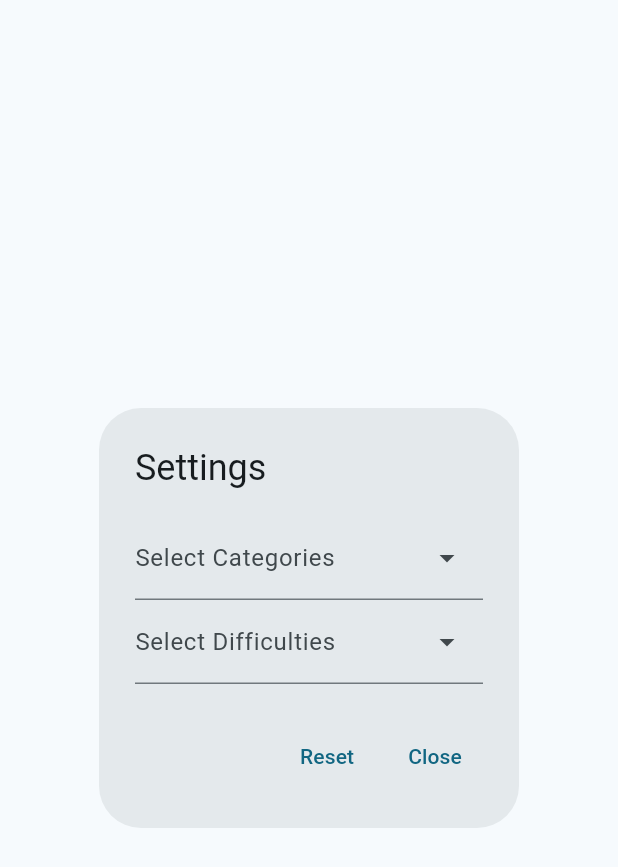
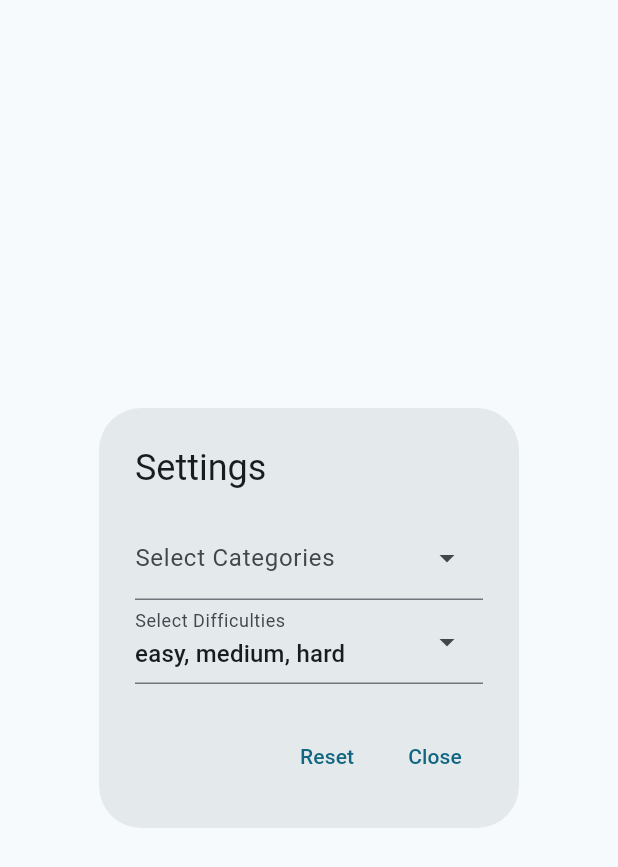
Before and after one commit to modermatt44/quizzer_335, a Flutter app: the SettingsDialog widget shown alone on an empty page, opened directly with empty values, on a phone screen of 412 x 824 dp. Shown: the top 867 px of the screen. Run offline on Flutter 3.47's test engine with Material 3 defaults, Android fonts, the light colour scheme and no system bars; drawn by our look-alikes of dropdown_search; our stand-ins replace shared_preferences, vibration; missing offline and left inert: shake; accounts and stored records are empty; network calls fail.

Commit message:
fixed profiling so that the settings only reset on profile deletion

```diff
--- a/lib/main.dart
+++ b/lib/main.dart
@@ -77,6 +77,8 @@ class _HomePageState extends State<HomePage> with TickerProviderStateMixin {
   void newGame() {
     prefs.setInt('sharedPoints', 0);
     prefs.setString('sharedName', '');
+    prefs.setStringList('sharedCategories', []);
+    prefs.setStringList('sharedDifficulties', ['easy', 'medium', 'hard']);
     setState(() {
       sharedPoints = 0;
       sharedName = '';
--- a/lib/quiz.dart
+++ b/lib/quiz.dart
@@ -67,7 +67,7 @@ class _QuizPageState extends State<Quiz> {
 
   void checkSelectedAnswer(String selectedAnswer, String correctAnswer) {
     setState(() {
-      final int randomReaction = math.Random().nextInt(3);
+      final int randomReaction = math.Random().nextInt(10);
       this.selectedAnswer = selectedAnswer;
       if (selectedAnswer == correctAnswer) {
         Vibration.vibrate(duration: 100);
--- a/lib/settings.dart
+++ b/lib/settings.dart
@@ -25,6 +25,11 @@ class _SettingsDialogState extends State<SettingsDialog> {
   List<String> _selectedCategories = [];
   List<String> _selectedDifficulties = ['easy', 'medium', 'hard'];
 
+  late final SharedPreferences prefs;
+
+  List<String> sharedSelectedCategories = [];
+  List<String> sharedSelectedDifficulties = [];
+
   final List<String> _categories = [
     'music',
     'sport_and_leisure',
@@ -39,15 +44,26 @@ class _SettingsDialogState extends State<SettingsDialog> {
   ];
   final List<String> _difficulties = ['easy', 'medium', 'hard'];
 
-  Future<void> clearSharedPrefs() async {
-    final SharedPreferences prefs = await SharedPreferences.getInstance();
-    prefs.setInt('sharedPoints', 0);
-    prefs.setString('sharedName', '');
+  Future<void> reset() async {
+    await prefs.setInt('sharedPoints', 0);
+    await prefs.setString('sharedName', '');
+    await prefs.setStringList('sharedCategories', []);
+    await prefs.setStringList('sharedDifficulties', ['easy', 'medium', 'hard']);
+    Navigator.push(context, MaterialPageRoute(builder: (context) => const MyApp()));
+  }
+
+  Future<void> initSharedPrefs() async {
+    prefs = await SharedPreferences.getInstance();
+    setState(() {
+      sharedSelectedCategories = prefs.getStringList('sharedCategories') ?? [];
+      sharedSelectedDifficulties = prefs.getStringList('sharedDifficulties') ?? ['easy', 'medium', 'hard'];
+    });
   }
 
   @override
   void initState() {
     super.initState();
+    initSharedPrefs();
     _selectedCategories = widget.selectedCategories;
     _selectedDifficulties = widget.selectedDifficulties;
   }
@@ -71,13 +87,21 @@ class _SettingsDialogState extends State<SettingsDialog> {
             ),
             onChanged: (value) {
               setState(() {
+                prefs.setStringList('sharedCategories', value);
                 _selectedCategories = value;
               });
               widget.onCategoriesChanged(_selectedCategories);
             },
-            selectedItems: _selectedCategories,
+            selectedItems: sharedSelectedCategories,
           ),
           DropdownSearch<String>.multiSelection(
+            autoValidateMode: AutovalidateMode.onUserInteraction,
+            validator: (value) {
+              if (value == null || value.isEmpty) {
+                return 'Please select at least one difficulty';
+              }
+              return null;
+            },
             popupProps: const PopupPropsMultiSelection.menu(
               showSelectedItems: true,
             ),
@@ -89,17 +113,18 @@ class _SettingsDialogState extends State<SettingsDialog> {
             ),
             onChanged: (value) {
               setState(() {
+                prefs.setStringList('sharedDifficulties', value);
                 _selectedDifficulties = value;
               });
               widget.onDifficultiesChanged(_selectedDifficulties);
             },
-            selectedItems: _selectedDifficulties,
+            selectedItems: sharedSelectedDifficulties,
           ),
         ],
       ),
       actions: <Widget>[
         TextButton(onPressed: () {
-          clearSharedPrefs();
+          reset();
           Navigator.push(context, MaterialPageRoute(builder: (context) => const MyApp()));
         },
             child: const Text('Reset')),
```
